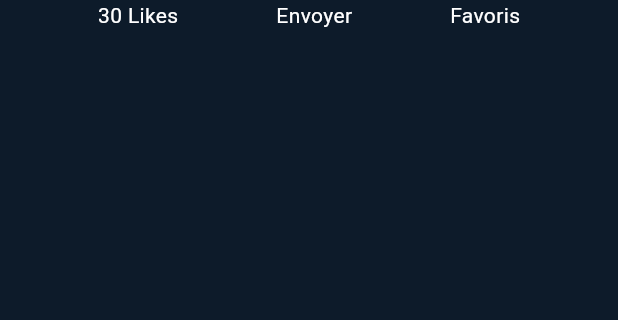
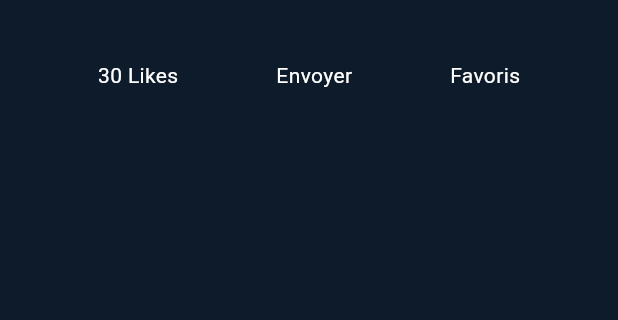
Before and after one commit to algosup/2023-2024-project-5-flutter-team-2, a Flutter app: the NotificationsPage screen opened directly, on a phone screen of 412 x 824 dp, the part 84-404 px from its top. Run offline on Flutter 3.47's test engine with Material 3 defaults, Android fonts, the phone set to English and light mode, and no system bars; our stand-ins replace flutter_svg, get, google_fonts, swipe_cards.

Commit message:
texts well placed

```diff
--- a/adoptacandidate/lib/notifications.dart
+++ b/adoptacandidate/lib/notifications.dart
@@ -28,7 +28,9 @@ class _NotificationsPageState extends State<NotificationsPage> {
         // Optionally, you can add other widgets like actions, leading, etc.
       ),
       backgroundColor: const Color(0xFF0D1B2A),
-      body: const Column(
+      body: Container(
+        margin: const EdgeInsets.fromLTRB(0, 40, 0, 0),
+        child: const Column(
           children: [
             Row(
               mainAxisAlignment: MainAxisAlignment.spaceEvenly,
@@ -49,6 +51,8 @@ class _NotificationsPageState extends State<NotificationsPage> {
             )
           ],
         ),
+      ),
+
     );
   }
 }
```
Lines whose indentation alone changed are shown as unchanged.
